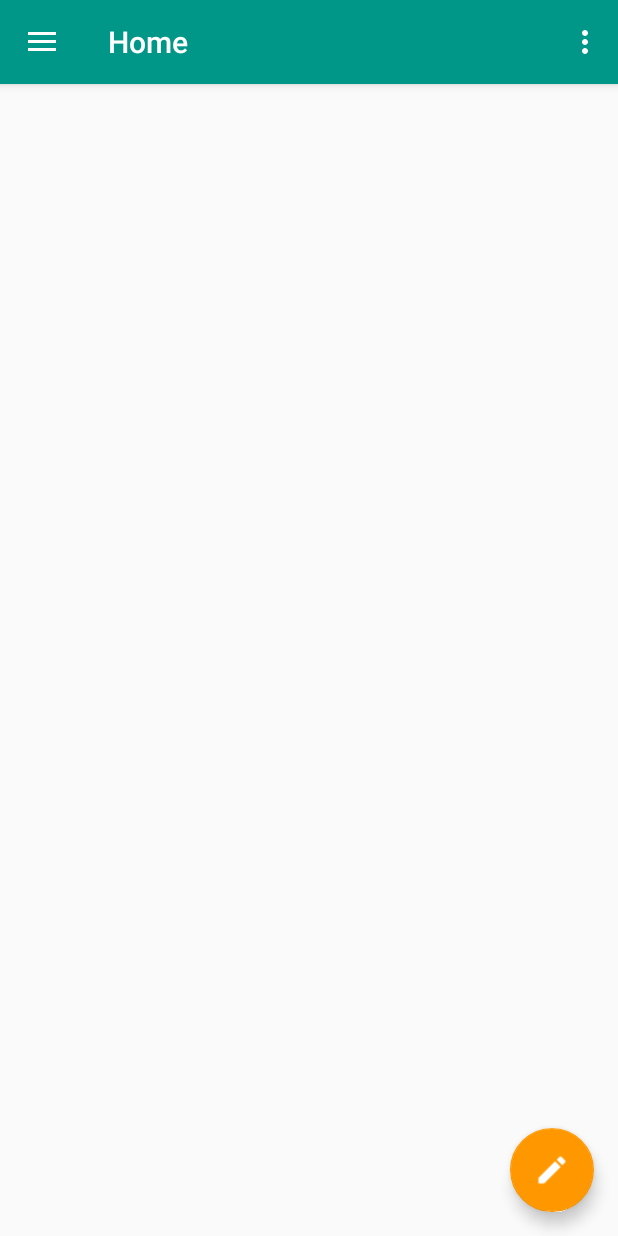
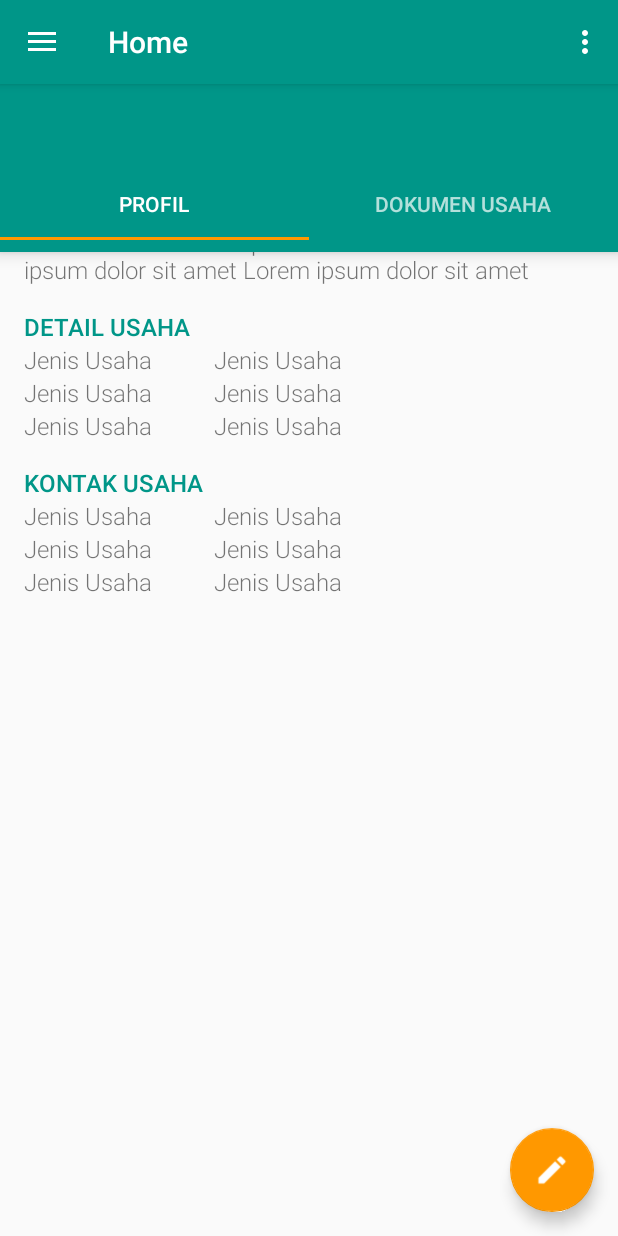
Before and after one commit to agittm/CimMission, an Android app: the awal_umkm screen opened directly, with no data from a screen before it, on a phone screen of 412 x 824 dp. Run offline under Robolectric (Android 15) with nearby library versions, the light colour scheme and no system bars.

Commit message:
new
PagerSlidingTab

```diff
--- a/app/src/main/java/com/sdrcstudio/cimmission/TabsPagerAdapter.java
+++ b/app/src/main/java/com/sdrcstudio/cimmission/TabsPagerAdapter.java
@@ -3,28 +3,37 @@ package com.sdrcstudio.cimmission;
 import android.support.v4.app.FragmentManager;
 import android.support.v4.app.Fragment;
 import android.support.v4.app.FragmentPagerAdapter;
+import android.support.v4.app.FragmentStatePagerAdapter;
 
 /**
  * Created by ErfranRplB on 15/05/2016.
  */
-public class TabsPagerAdapter extends FragmentPagerAdapter {
-    public TabsPagerAdapter(FragmentManager fm){
+public class TabsPagerAdapter extends FragmentStatePagerAdapter {
+    int mNumOfTabs;
+
+    public TabsPagerAdapter(FragmentManager fm, int NumOfTabs) {
         super(fm);
+        this.mNumOfTabs = NumOfTabs;
     }
 
     @Override
-    public Fragment getItem(int index){
-        switch (index){
+    public Fragment getItem(int position) {
+
+        switch (position) {
             case 0:
-                return new ProfilFragment();
+                ProfilFragment tab1 = new ProfilFragment();
+                return tab1;
             case 1:
-                return new DokumenFragment();
+                DokumenFragment tab2 = new DokumenFragment();
+                return tab2;
+
+            default:
+                return null;
         }
-        return null;
     }
 
     @Override
-    public int getCount(){
-        return 2;
+    public int getCount() {
+        return mNumOfTabs;
     }
 }
--- a/app/src/main/java/com/sdrcstudio/cimmission/awal_umkm.java
+++ b/app/src/main/java/com/sdrcstudio/cimmission/awal_umkm.java
@@ -5,11 +5,13 @@ import android.content.res.TypedArray;
 import android.os.Bundle;
 import android.support.design.widget.FloatingActionButton;
 import android.support.design.widget.Snackbar;
+import android.support.design.widget.TabLayout;
 import android.support.v4.app.FragmentActivity;
 import android.support.v4.app.FragmentStatePagerAdapter;
 import android.support.v4.app.Fragment;
 import android.support.v4.app.FragmentManager;
 import android.support.v4.app.FragmentTransaction;
+import android.support.v4.view.PagerAdapter;
 import android.support.v4.view.ViewPager;
 import android.support.v7.app.ActionBar;
 import android.support.v7.app.ActionBarActivity;
@@ -26,12 +28,6 @@ import android.widget.ListView;
 
 public class awal_umkm extends AppCompatActivity
         implements NavigationView.OnNavigationItemSelectedListener{
-
-    private ViewPager viewPager;
-    private TabsPagerAdapter mAdapter;
-    private ActionBar actionBar;
-    // Tab titles
-    private String[] tabs = { "PROFIL", "DOKUMEN USAHA"};
 
     @Override
     protected void onCreate(Bundle savedInstanceState) {
@@ -57,6 +53,33 @@ public class awal_umkm extends AppCompatActivity
 
         NavigationView navigationView = (NavigationView) findViewById(R.id.nav_view);
         navigationView.setNavigationItemSelectedListener(this);
+
+        TabLayout tabLayout = (TabLayout) findViewById(R.id.tab_layout);
+        tabLayout.addTab(tabLayout.newTab().setText("PROFIL"));
+        tabLayout.addTab(tabLayout.newTab().setText("DOKUMEN USAHA"));
+        tabLayout.setTabGravity(TabLayout.GRAVITY_FILL);
+
+        final ViewPager viewPager = (ViewPager) findViewById(R.id.pager);
+        final PagerAdapter adapter = new TabsPagerAdapter
+                (getSupportFragmentManager(), tabLayout.getTabCount());
+        viewPager.setAdapter(adapter);
+        viewPager.addOnPageChangeListener(new TabLayout.TabLayoutOnPageChangeListener(tabLayout));
+        tabLayout.setOnTabSelectedListener(new TabLayout.OnTabSelectedListener() {
+            @Override
+            public void onTabSelected(TabLayout.Tab tab) {
+                viewPager.setCurrentItem(tab.getPosition());
+            }
+
+            @Override
+            public void onTabUnselected(TabLayout.Tab tab) {
+
+            }
+
+            @Override
+            public void onTabReselected(TabLayout.Tab tab) {
+
+            }
+        });
     }
 
     @Override
@@ -82,7 +105,6 @@ public class awal_umkm extends AppCompatActivity
         // automatically handle clicks on the Home/Up button, so long
         // as you specify a parent activity in AndroidManifest.xml.
         int id = item.getItemId();
-
         //noinspection SimplifiableIfStatement
         if (id == R.id.action_settings) {
             return true;
--- a/app/src/main/res/layout/content_awal_umkm.xml
+++ b/app/src/main/res/layout/content_awal_umkm.xml
@@ -1,11 +1,38 @@
-<?xml version="1.0" encoding="utf-8"?>
-
-<android.support.v4.view.ViewPager xmlns:android="http://schemas.android.com/apk/res/android"
+<RelativeLayout
+    xmlns:android="http://schemas.android.com/apk/res/android"
     xmlns:app="http://schemas.android.com/apk/res-auto"
     xmlns:tools="http://schemas.android.com/tools"
-    android:id="@+id/pager"
+    android:id="@+id/main_layout"
     android:layout_width="match_parent"
     android:layout_height="match_parent"
     app:layout_behavior="@string/appbar_scrolling_view_behavior"
     tools:context="com.sdrcstudio.cimmission.awal_umkm"
-    tools:showIn="@layout/app_bar_awal_umkm" />
+    tools:showIn="@layout/app_bar_awal_umkm">
+
+    <android.support.v7.widget.Toolbar
+        android:id="@+id/toolbar"
+        android:layout_width="match_parent"
+        android:layout_height="wrap_content"
+        android:layout_alignParentTop="true"
+        android:background="?attr/colorPrimary"
+        android:elevation="6dp"
+        android:minHeight="?attr/actionBarSize"
+        android:theme="@style/ThemeOverlay.AppCompat.Dark.ActionBar"
+        app:popupTheme="@style/ThemeOverlay.AppCompat.Light" />
+
+    <android.support.design.widget.TabLayout
+        android:id="@+id/tab_layout"
+        android:layout_width="match_parent"
+        android:layout_height="wrap_content"
+        android:layout_below="@+id/toolbar"
+        android:background="?attr/colorPrimary"
+        android:elevation="6dp"
+        android:minHeight="?attr/actionBarSize"
+        android:theme="@style/ThemeOverlay.AppCompat.Dark.ActionBar" />
+
+    <android.support.v4.view.ViewPager
+        android:id="@+id/pager"
+        android:layout_width="match_parent"
+        android:layout_height="match_parent" />
+
+</RelativeLayout>
```
